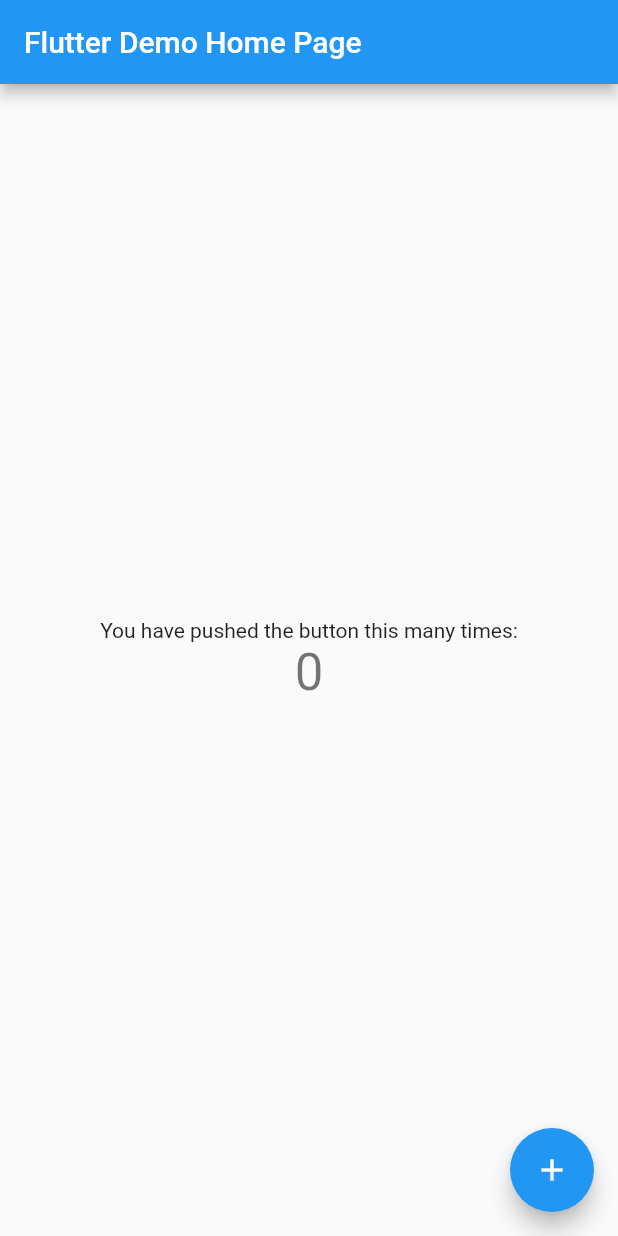
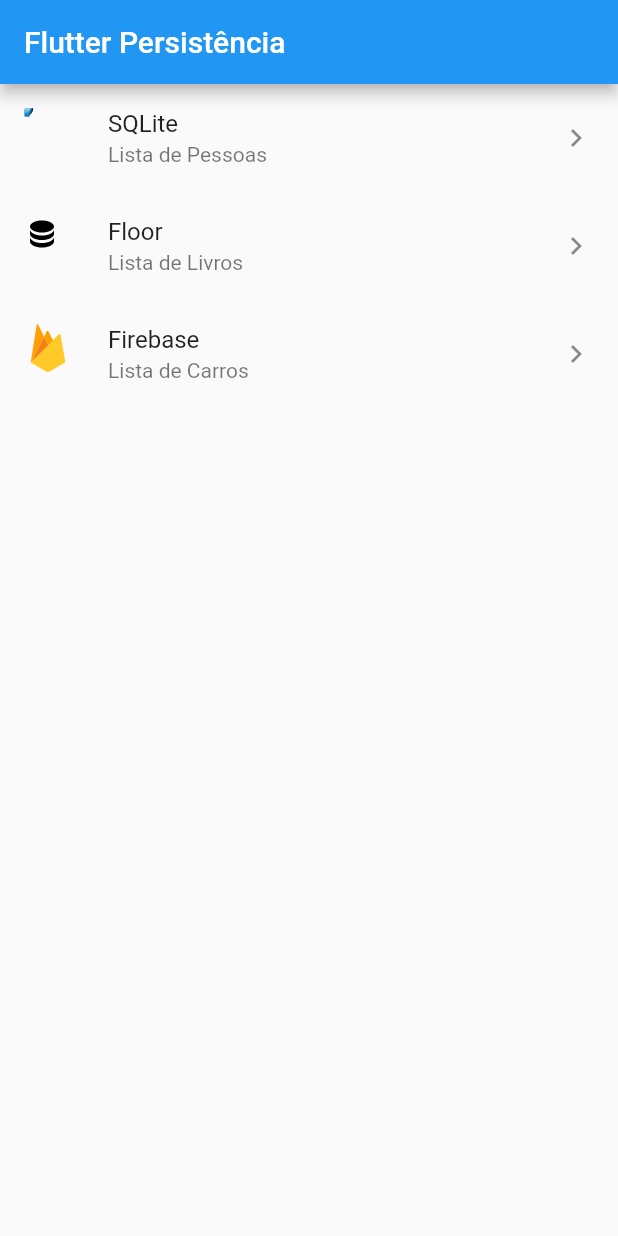
Before and after one commit to MBA-FIAP-Flutter/Aula2-Persist-ncia, a Flutter app: the screen it shows after launch, on a phone screen of 412 x 824 dp. Run offline on Flutter 3.47's test engine with Material 2 defaults, Android fonts, the phone set to English and light mode, and no system bars; our stand-ins replace flutter_svg; project files that could hold a hidden picture were left out.

Commit message:
construção da home. Configuração do pubspec.yaml.

```diff
--- /dev/null
+++ b/lib/home.dart
@@ -0,0 +1,38 @@
+import 'package:flutter/material.dart';
+import 'package:flutter_svg/flutter_svg.dart';
+
+class Home extends StatelessWidget {
+  @override
+  Widget build(BuildContext context) {
+    return Scaffold(
+      appBar: AppBar(
+        title: Text("Flutter Persistência"),
+      ),
+      body: ListView(
+        children: [
+          ListTile(
+            leading: SvgPicture.asset("images/sqlite-icon.svg"),
+            title: Text("SQLite"),
+            subtitle: Text("Lista de Pessoas"),
+            trailing: Icon(Icons.navigate_next),
+            onTap: (){},
+          ),
+          ListTile(
+            leading: SvgPicture.asset("images/db.svg"),
+            title: Text("Floor"),
+            subtitle: Text("Lista de Livros"),
+            trailing: Icon(Icons.navigate_next),
+            onTap: (){},
+          ),
+          ListTile(
+            leading: SvgPicture.asset("images/firebase-icon.svg"),
+            title: Text("Firebase"),
+            subtitle: Text("Lista de Carros"),
+            trailing: Icon(Icons.navigate_next),
+            onTap: (){},
+          )
+        ],
+      ),
+    );
+  }
+}
--- a/lib/main.dart
+++ b/lib/main.dart
@@ -1,4 +1,5 @@
 import 'package:flutter/material.dart';
+import 'package:flutter_fiap_aula_2_bd/home.dart';
 
 void main() {
   runApp(MyApp());
@@ -11,107 +12,19 @@ class MyApp extends StatelessWidget {
     return MaterialApp(
       title: 'Flutter Demo',
       theme: ThemeData(
-        // This is the theme of your application.
-        //
-        // Try running your application with "flutter run". You'll see the
-        // application has a blue toolbar. Then, without quitting the app, try
-        // changing the primarySwatch below to Colors.green and then invoke
-        // "hot reload" (press "r" in the console where you ran "flutter run",
-        // or simply save your changes to "hot reload" in a Flutter IDE).
-        // Notice that the counter didn't reset back to zero; the application
-        // is not restarted.
         primarySwatch: Colors.blue,
-        // This makes the visual density adapt to the platform that you run
-        // the app on. For desktop platforms, the controls will be smaller and
-        // closer together (more dense) than on mobile platforms.
         visualDensity: VisualDensity.adaptivePlatformDensity,
       ),
-      home: MyHomePage(title: 'Flutter Demo Home Page'),
+      //rotas nomeadas
+      initialRoute: '/',
+      routes: {
+        // When navigating to the "/" route, build the FirstScreen widget.
+        '/': (context) => Home(),
+        // When navigating to the "/second" route, build the SecondScreen widget.
+        //'/sqlite': (context) => ListPersons(),
+        //'/nosql': (context) => ListBooks(),
+        //'/firebase': (context) => ListCars(),
+      },
     );
   }
 }
-
-class MyHomePage extends StatefulWidget {
-  MyHomePage({Key key, this.title}) : super(key: key);
-
-  // This widget is the home page of your application. It is stateful, meaning
-  // that it has a State object (defined below) that contains fields that affect
-  // how it looks.
-
-  // This class is the configuration for the state. It holds the values (in this
-  // case the title) provided by the parent (in this case the App widget) and
-  // used by the build method of the State. Fields in a Widget subclass are
-  // always marked "final".
-
-  final String title;
-
-  @override
-  _MyHomePageState createState() => _MyHomePageState();
-}
-
-class _MyHomePageState extends State<MyHomePage> {
-  int _counter = 0;
-
-  void _incrementCounter() {
-    setState(() {
-      // This call to setState tells the Flutter framework that something has
-      // changed in this State, which causes it to rerun the build method below
-      // so that the display can reflect the updated values. If we changed
-      // _counter without calling setState(), then the build method would not be
-      // called again, and so nothing would appear to happen.
-      _counter++;
-    });
-  }
-
-  @override
-  Widget build(BuildContext context) {
-    // This method is rerun every time setState is called, for instance as done
-    // by the _incrementCounter method above.
-    //
-    // The Flutter framework has been optimized to make rerunning build methods
-    // fast, so that you can just rebuild anything that needs updating rather
-    // than having to individually change instances of widgets.
-    return Scaffold(
-      appBar: AppBar(
-        // Here we take the value from the MyHomePage object that was created by
-        // the App.build method, and use it to set our appbar title.
-        title: Text(widget.title),
-      ),
-      body: Center(
-        // Center is a layout widget. It takes a single child and positions it
-        // in the middle of the parent.
-        child: Column(
-          // Column is also a layout widget. It takes a list of children and
-          // arranges them vertically. By default, it sizes itself to fit its
-          // children horizontally, and tries to be as tall as its parent.
-          //
-          // Invoke "debug painting" (press "p" in the console, choose the
-          // "Toggle Debug Paint" action from the Flutter Inspector in Android
-          // Studio, or the "Toggle Debug Paint" command in Visual Studio Code)
-          // to see the wireframe for each widget.
-          //
-          // Column has various properties to control how it sizes itself and
-          // how it positions its children. Here we use mainAxisAlignment to
-          // center the children vertically; the main axis here is the vertical
-          // axis because Columns are vertical (the cross axis would be
-          // horizontal).
-          mainAxisAlignment: MainAxisAlignment.center,
-          children: <Widget>[
-            Text(
-              'You have pushed the button this many times:',
-            ),
-            Text(
-              '$_counter',
-              style: Theme.of(context).textTheme.headline4,
-            ),
-          ],
-        ),
-      ),
-      floatingActionButton: FloatingActionButton(
-        onPressed: _incrementCounter,
-        tooltip: 'Increment',
-        child: Icon(Icons.add),
-      ), // This trailing comma makes auto-formatting nicer for build methods.
-    );
-  }
-}
```
Also changed, not shown: pubspec.yaml (+12 -3 lines), pubspec.lock, 1 other file.
